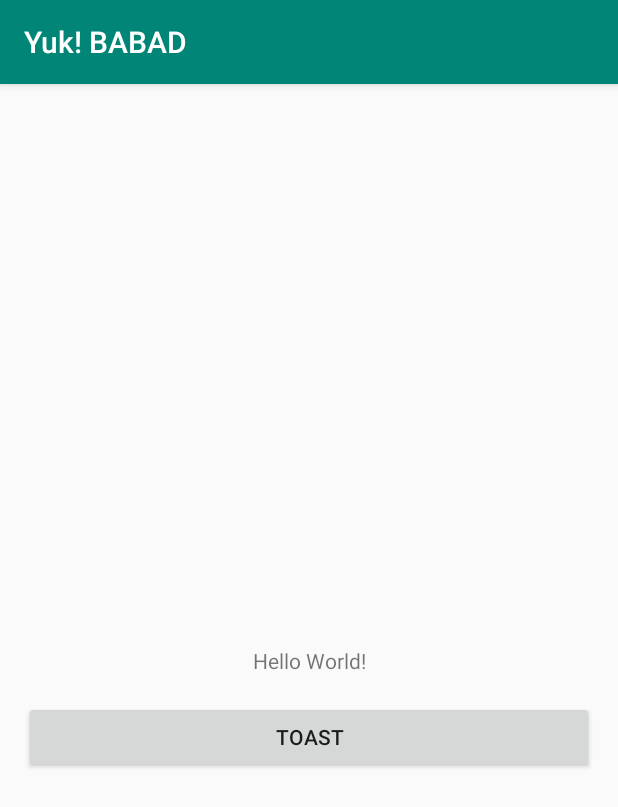
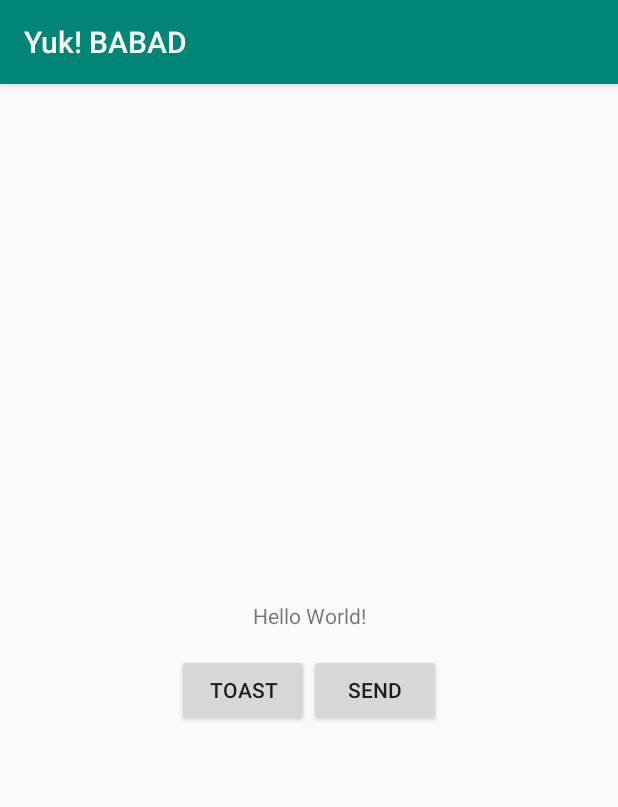
Before and after one commit to AksFerdian74/YUK_BABAD_PKTI, an Android app: the screen it shows after launch (MainActivity), on a phone screen of 412 x 824 dp. Shown: the top 807 px of the screen. Run offline under Robolectric (Android 15) with nearby library versions, the phone set to English and light mode, and no system bars.

Commit message:
Menambah Button Send (Revisi)

```diff
--- a/app/src/main/res/layout/activity_main.xml
+++ b/app/src/main/res/layout/activity_main.xml
@@ -10,24 +10,39 @@
         android:id="@+id/textView"
         android:layout_width="wrap_content"
         android:layout_height="wrap_content"
+        android:layout_marginBottom="16dp"
         android:text="Hello World!"
-        app:layout_constraintBottom_toBottomOf="parent"
-        app:layout_constraintLeft_toLeftOf="parent"
-        app:layout_constraintRight_toRightOf="parent"
-        app:layout_constraintTop_toTopOf="parent" />
+        app:layout_constraintBottom_toTopOf="@+id/linearLayout"
+        app:layout_constraintEnd_toEndOf="parent"
+        app:layout_constraintHorizontal_bias="0.50"
+        app:layout_constraintStart_toStartOf="parent"
+        app:layout_constraintTop_toTopOf="parent"
+        app:layout_constraintVertical_bias="1.0" />
 
-    <Button
-        android:id="@+id/btn_toast"
+    <LinearLayout
+        android:id="@+id/linearLayout"
         android:layout_width="0dp"
         android:layout_height="wrap_content"
-        android:layout_marginStart="16dp"
-        android:layout_marginTop="16dp"
-        android:layout_marginEnd="16dp"
-        android:layout_marginBottom="308dp"
-        android:text="@string/toast"
+        android:layout_marginBottom="340dp"
+        android:orientation="horizontal"
+        android:gravity="center_horizontal"
         app:layout_constraintBottom_toBottomOf="parent"
         app:layout_constraintEnd_toEndOf="parent"
-        app:layout_constraintStart_toStartOf="parent"
-        app:layout_constraintTop_toBottomOf="@+id/textView" />
+        app:layout_constraintHorizontal_bias="0.5"
+        app:layout_constraintStart_toStartOf="parent">
+
+        <Button
+            android:id="@+id/btn_toast"
+            android:layout_width="wrap_content"
+            android:layout_height="wrap_content"
+            android:text="@string/toast" />
+
+        <Button
+            android:id="@+id/btn_send"
+            android:layout_width="wrap_content"
+            android:layout_height="wrap_content"
+            android:text="@string/send" />
+
+    </LinearLayout>
 
 </androidx.constraintlayout.widget.ConstraintLayout>
--- a/app/src/main/res/values/strings.xml
+++ b/app/src/main/res/values/strings.xml
@@ -1,4 +1,5 @@
 <resources>
     <string name="app_name">Yuk! BABAD</string>
     <string name="toast">Toast</string>
+    <string name="send">Send</string>
 </resources>
```
